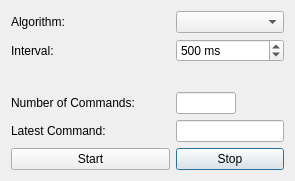
This is src/solver.ui in hberg539/hska-2048 as Qt 5 draws it before an edit. The edited form follows.
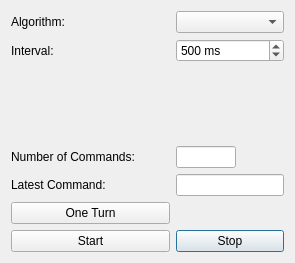
This is the edited form.

Commit message: Added new Solver class Added Simple Solver

Diff of the .ui file:
```diff
--- a/src/solver.ui
+++ b/src/solver.ui
@@ -7,7 +7,7 @@
     <x>0</x>
     <y>0</y>
     <width>295</width>
-    <height>181</height>
+    <height>263</height>
    </rect>
   </property>
   <property name="windowTitle">
@@ -53,7 +53,7 @@
        </property>
       </widget>
      </item>
-     <item row="5" column="1">
+     <item row="7" column="1">
       <widget class="QPushButton" name="pushButtonStop">
        <property name="text">
         <string>Stop</string>
@@ -79,7 +79,7 @@
        </property>
       </widget>
      </item>
-     <item row="5" column="0">
+     <item row="7" column="0">
       <widget class="QPushButton" name="pushButtonStart">
        <property name="text">
         <string>Start</string>
@@ -134,6 +134,13 @@
        </property>
       </widget>
      </item>
+     <item row="5" column="0">
+      <widget class="QPushButton" name="pushButtonSingle">
+       <property name="text">
+        <string>One Turn</string>
+       </property>
+      </widget>
+     </item>
     </layout>
    </item>
   </layout>
```
Left out of the diff: 4 changed lines with no effect on the pictures. The commit also changes 6 other files.
